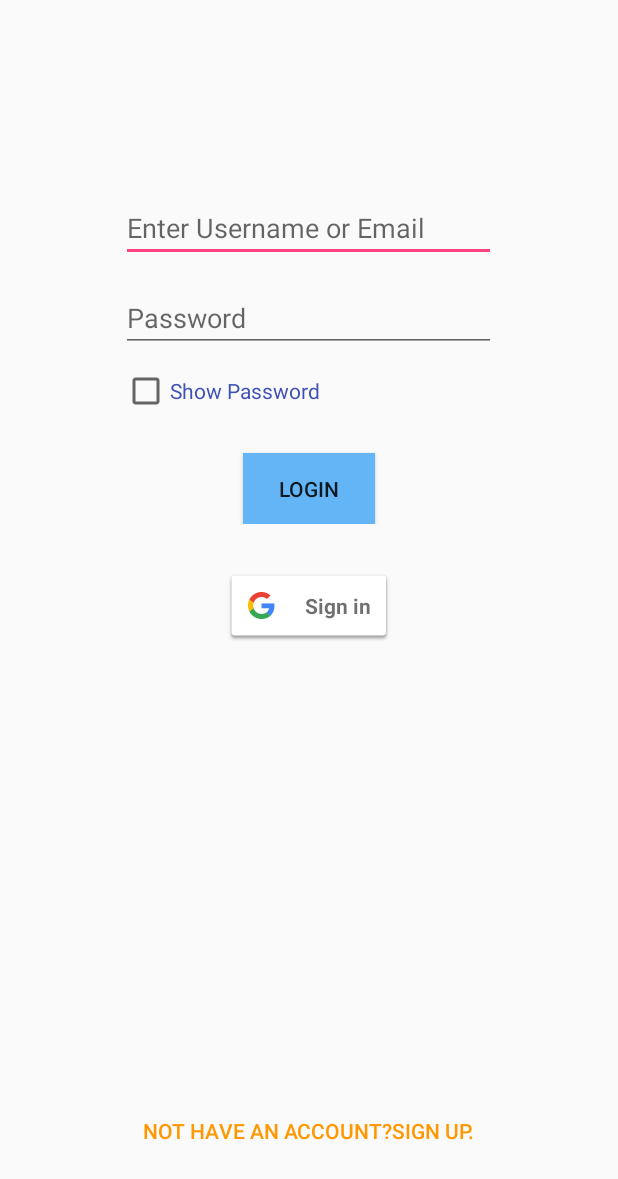
After one commit to ShubhamWorks78/E-Learn, an Android app: the layout activity_community_login.xml on its own in the app's theme, with its tools: preview values and no code run, on a phone screen of 412 x 824 dp. The commit adds this screen. Shown: the top 1179 px of the screen. Run offline under Robolectric (Android 15) with nearby library versions, the phone set to English and light mode, and no system bars.

Commit message:
Login Transferred to seperate Activity due to problem with Intent with Fragment

```diff
--- /dev/null
+++ b/app/src/main/res/layout/activity_community_login.xml
@@ -0,0 +1,81 @@
+<?xml version="1.0" encoding="utf-8"?>
+<RelativeLayout xmlns:android="http://schemas.android.com/apk/res/android"
+                xmlns:tools="http://schemas.android.com/tools"
+                android:layout_width="match_parent"
+                android:layout_height="match_parent"
+                xmlns:app="http://schemas.android.com/apk/res-auto"
+                android:paddingBottom="@dimen/activity_vertical_margin"
+                android:paddingLeft="@dimen/activity_horizontal_margin"
+                android:paddingRight="@dimen/activity_horizontal_margin"
+                android:paddingTop="@dimen/activity_vertical_margin"
+                tools:context=".CommunityLoginActivity">
+
+    <LinearLayout
+        android:layout_width="320dp"
+        android:layout_height="260dp"
+        android:layout_marginTop="73dp"
+        android:orientation="vertical"
+        android:layout_alignParentTop="true" android:layout_centerHorizontal="true"
+        android:id="@+id/community_linear_layout">
+
+        <EditText
+            android:id="@+id/community_login_username_email"
+            android:layout_width="250dp"
+            android:layout_height="40dp"
+            android:layout_marginTop="45dp"
+            android:layout_gravity="center"
+            android:maxLines="1"
+            android:hint="@string/tab_community_hint_enter_username_email"
+        />
+
+        <EditText
+            android:id="@+id/community_login_password"
+            android:layout_width="250dp"
+            android:layout_height="40dp"
+            android:layout_marginTop="20dp"
+            android:layout_gravity="center"
+            android:maxLines="1"
+            android:inputType="textPassword"
+            android:hint="@string/tab_community_hint_enter_password"
+        />
+
+        <CheckBox
+            android:id="@+id/community_login_show_pass"
+            android:layout_width="wrap_content"
+            android:layout_height="wrap_content"
+            android:text="@string/tab_community_str_show_pass"
+            android:layout_marginTop="10dp"
+            android:layout_marginLeft="35dp"
+            android:textColor="@color/colorPrimary"
+        />
+
+        <Button
+            android:id="@+id/community_btn_login"
+            android:layout_width="wrap_content"
+            android:layout_height="wrap_content"
+            android:text="@string/tab_community_str_btn_login"
+            android:background="#64B5F6"
+            android:layout_gravity="center"
+            android:layout_marginTop="25dp"
+            android:elevation="3dp"/>
+    </LinearLayout>
+    <Button
+        android:id="@+id/community_link_register"
+        android:text="@string/tab_community_link_to_register"
+        android:layout_width="wrap_content"
+        android:textColor="#FF9800"
+        android:layout_height="wrap_content" android:layout_alignParentBottom="true"
+        android:layout_centerHorizontal="true" android:layout_marginBottom="30dp"
+        android:background="@null"
+
+    />
+    <com.google.android.gms.common.SignInButton
+        android:layout_width="wrap_content"
+        android:layout_height="wrap_content"
+        android:id="@+id/community_google_sign_in"
+        android:layout_below="@+id/community_linear_layout" android:layout_centerHorizontal="true"
+        android:layout_marginTop="30dp">
+
+    </com.google.android.gms.common.SignInButton>
+
+</RelativeLayout>
```
Also changed, not shown: app/src/main/res/layout/tab3community.xml (+6 -57 lines).
